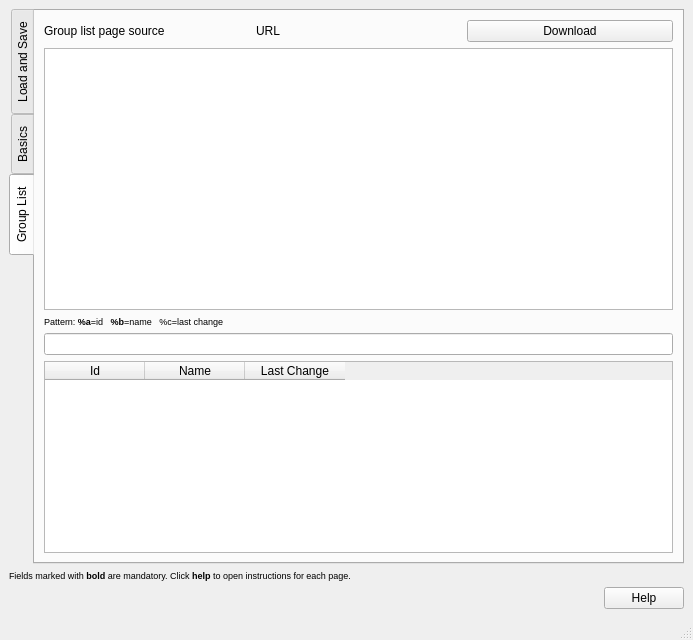
vranki/siilihai-client, file src/parsermaker/parsermaker.ui: the form before one commit.
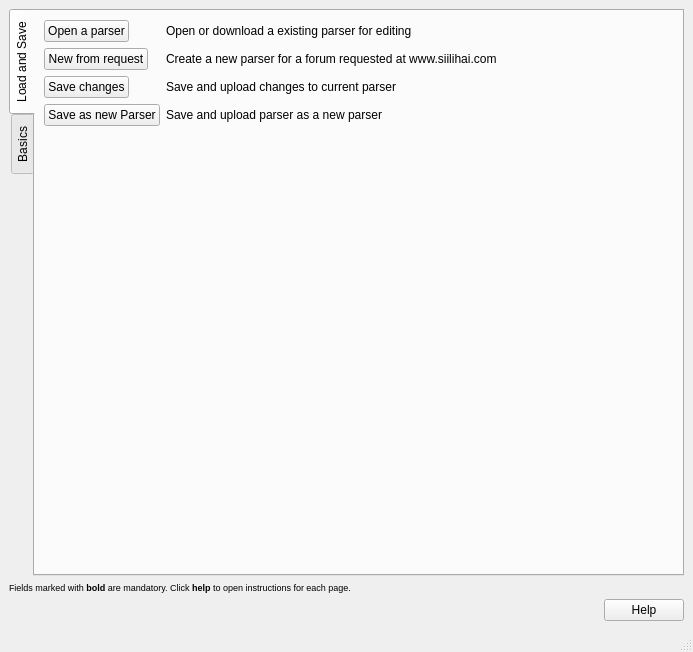
The form after the commit. Icons and pictures are not drawn.

Commit message: Parsermaker stuff mostly

Patch:
```diff
--- a/src/parsermaker/parsermaker.ui
+++ b/src/parsermaker/parsermaker.ui
@@ -7,7 +7,7 @@
     <x>0</x>
     <y>0</y>
     <width>693</width>
-    <height>640</height>
+    <height>652</height>
    </rect>
   </property>
   <property name="windowTitle">
@@ -21,7 +21,7 @@
        <enum>QTabWidget::West</enum>
       </property>
       <property name="currentIndex">
-       <number>2</number>
+       <number>0</number>
       </property>
       <widget class="QWidget" name="loadSaveTab">
        <attribute name="title">
@@ -45,34 +45,48 @@
           </property>
          </widget>
         </item>
-        <item row="1" column="0">
+        <item row="2" column="0">
          <widget class="QPushButton" name="saveChangesButton">
           <property name="text">
            <string>Save changes</string>
           </property>
          </widget>
         </item>
-        <item row="1" column="1">
+        <item row="2" column="1">
          <widget class="QLabel" name="label_2">
           <property name="text">
            <string>Save and upload changes to current parser</string>
           </property>
          </widget>
         </item>
-        <item row="2" column="0">
+        <item row="3" column="0">
          <widget class="QPushButton" name="saveAsNewButton">
           <property name="text">
            <string>Save as new Parser</string>
           </property>
          </widget>
         </item>
-        <item row="2" column="1">
+        <item row="3" column="1">
          <widget class="QLabel" name="label_3">
           <property name="text">
            <string>Save and upload parser as a new parser</string>
           </property>
          </widget>
         </item>
+        <item row="1" column="0">
+         <widget class="QPushButton" name="newFromRequestButton">
+          <property name="text">
+           <string>New from request</string>
+          </property>
+         </widget>
+        </item>
+        <item row="1" column="1">
+         <widget class="QLabel" name="label_19">
+          <property name="text">
+           <string>Create a new parser for a forum requested at www.siilihai.com</string>
+          </property>
+         </widget>
+        </item>
        </layout>
       </widget>
       <widget class="QWidget" name="basicsTab">
@@ -389,87 +403,6 @@
         </item>
        </layout>
       </widget>
-      <widget class="QWidget" name="tab">
-       <attribute name="title">
-        <string>Group List</string>
-       </attribute>
-       <layout class="QVBoxLayout" name="verticalLayout_4">
-        <item>
-         <layout class="QHBoxLayout" name="horizontalLayout_2">
-          <item>
-           <widget class="QLabel" name="label_19">
-            <property name="text">
-             <string>Group list page source</string>
-            </property>
-           </widget>
-          </item>
-          <item>
-           <widget class="QLabel" name="groupListUrlLabel">
-            <property name="text">
-             <string>URL</string>
-            </property>
-           </widget>
-          </item>
-          <item>
-           <widget class="QPushButton" name="downloadGroupList">
-            <property name="text">
-             <string>Download</string>
-            </property>
-           </widget>
-          </item>
-         </layout>
-        </item>
-        <item>
-         <widget class="QTextEdit" name="groupListSource">
-          <property name="undoRedoEnabled">
-           <bool>false</bool>
-          </property>
-          <property name="readOnly">
-           <bool>true</bool>
-          </property>
-         </widget>
-        </item>
-        <item>
-         <widget class="QLabel" name="label_21">
-          <property name="text">
-           <string>&lt;!DOCTYPE HTML PUBLIC &quot;-//W3C//DTD HTML 4.0//EN&quot; &quot;http://www.w3.org/TR/REC-html40/strict.dtd&quot;&gt;
-&lt;html&gt;&lt;head&gt;&lt;meta name=&quot;qrichtext&quot; content=&quot;1&quot; /&gt;&lt;style type=&quot;text/css&quot;&gt;
-p, li { white-space: pre-wrap; }
-&lt;/style&gt;&lt;/head&gt;&lt;body style=&quot; font-family:'Sans'; font-size:7pt; font-weight:400; font-style:normal;&quot;&gt;
-&lt;p style=&quot; margin-top:0px; margin-bottom:0px; margin-left:0px; margin-right:0px; -qt-block-indent:0; text-indent:0px;&quot;&gt;Pattern: &lt;span style=&quot; font-weight:600;&quot;&gt;%a&lt;/span&gt;=id   &lt;span style=&quot; font-weight:600;&quot;&gt;%b&lt;/span&gt;=name   %c=last change&lt;/p&gt;&lt;/body&gt;&lt;/html&gt;</string>
-          </property>
-         </widget>
-        </item>
-        <item>
-         <widget class="QLineEdit" name="groupListPattern"/>
-        </item>
-        <item>
-         <widget class="QTableWidget" name="groupListResultsTable">
-          <property name="sizePolicy">
-           <sizepolicy hsizetype="Expanding" vsizetype="Minimum">
-            <horstretch>0</horstretch>
-            <verstretch>0</verstretch>
-           </sizepolicy>
-          </property>
-          <column>
-           <property name="text">
-            <string>Id</string>
-           </property>
-          </column>
-          <column>
-           <property name="text">
-            <string>Name</string>
-           </property>
-          </column>
-          <column>
-           <property name="text">
-            <string>Last Change</string>
-           </property>
-          </column>
-         </widget>
-        </item>
-       </layout>
-      </widget>
      </widget>
     </item>
     <item>
```
Left out of the diff: 19 changed lines with no effect on the pictures. The commit also changes 24 other files.
